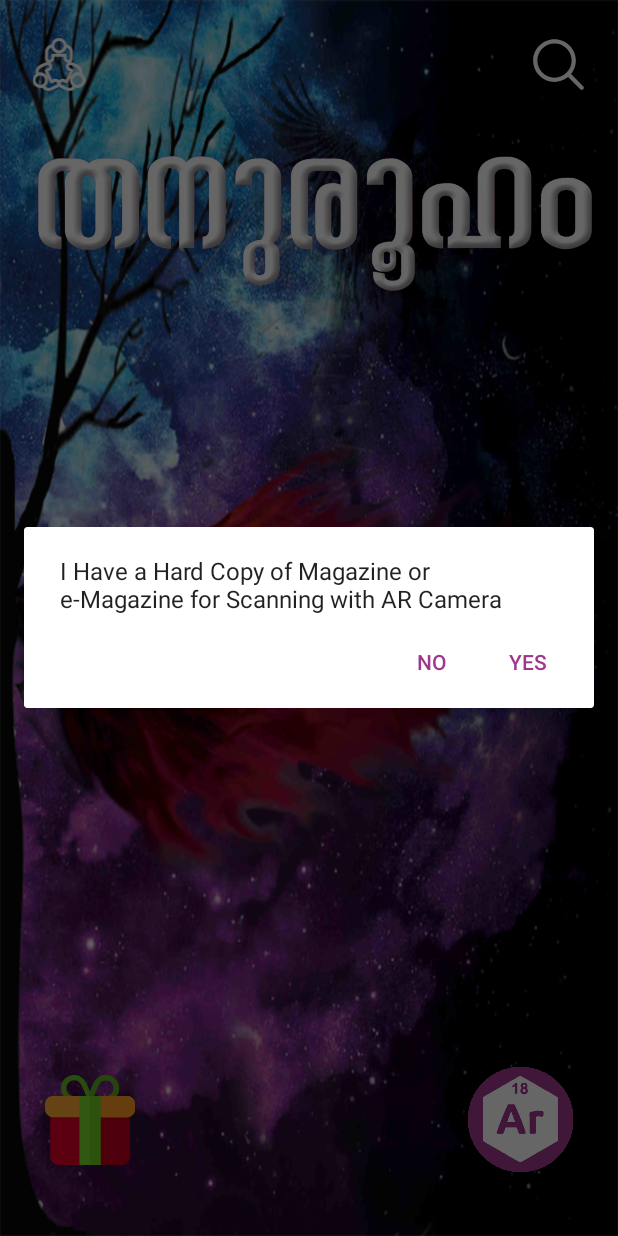
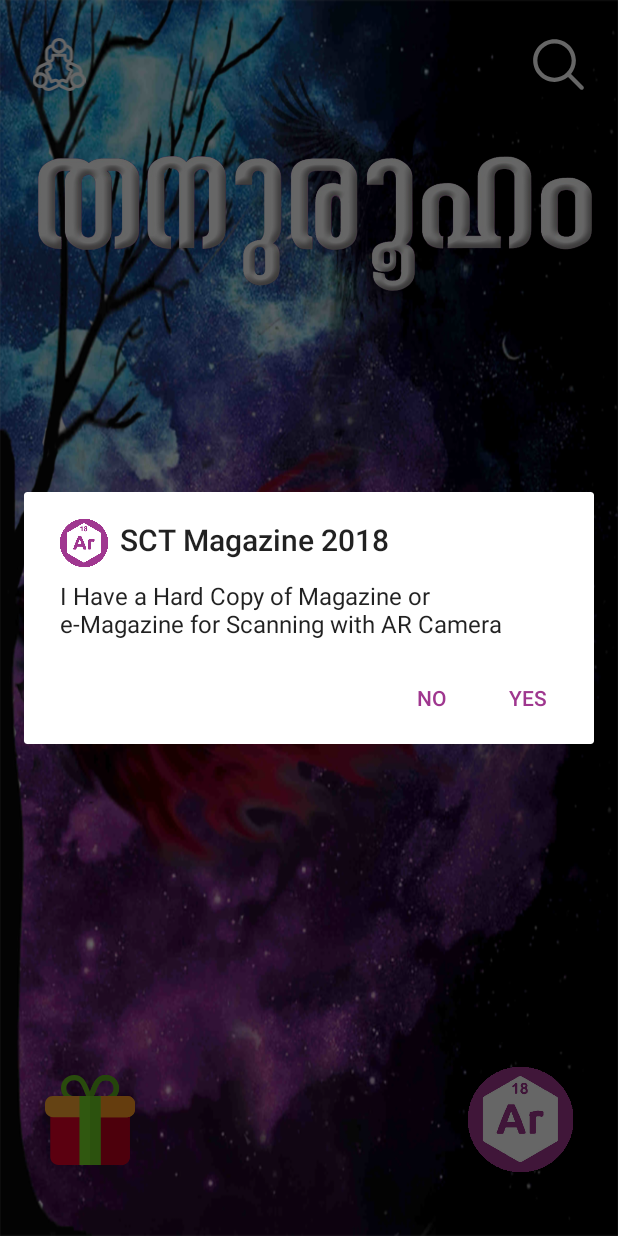
Before and after one commit to muhammadthahir6/magzineapp, an Android app: the screen it shows after launch (Main2Activity), after a tap on an icon or button, on a phone screen of 412 x 824 dp. Run offline under Robolectric (Android 15) with nearby library versions, the phone set to English and light mode, and no system bars; our stand-ins replace CircleImageView; libraries missing offline, so code that uses them is left out: java.security.acl; 6 statements that could not run were skipped.

Commit message:
Done Almost..

```diff
--- a/app/src/main/java/com/sctce/armagazine/Main2Activity.java
+++ b/app/src/main/java/com/sctce/armagazine/Main2Activity.java
@@ -209,6 +209,8 @@
     }
     public void open(){
         AlertDialog.Builder alertDialogBuilder = new AlertDialog.Builder(this);
+        alertDialogBuilder.setIcon(getResources().getDrawable(R.drawable.fltbtn));
+        alertDialogBuilder.setTitle("SCT Magazine 2018");
         alertDialogBuilder.setMessage("I Have a Hard Copy of Magazine or e-Magazine for Scanning with AR Camera");
                 alertDialogBuilder.setPositiveButton("YES",
                         new DialogInterface.OnClickListener() {
```
